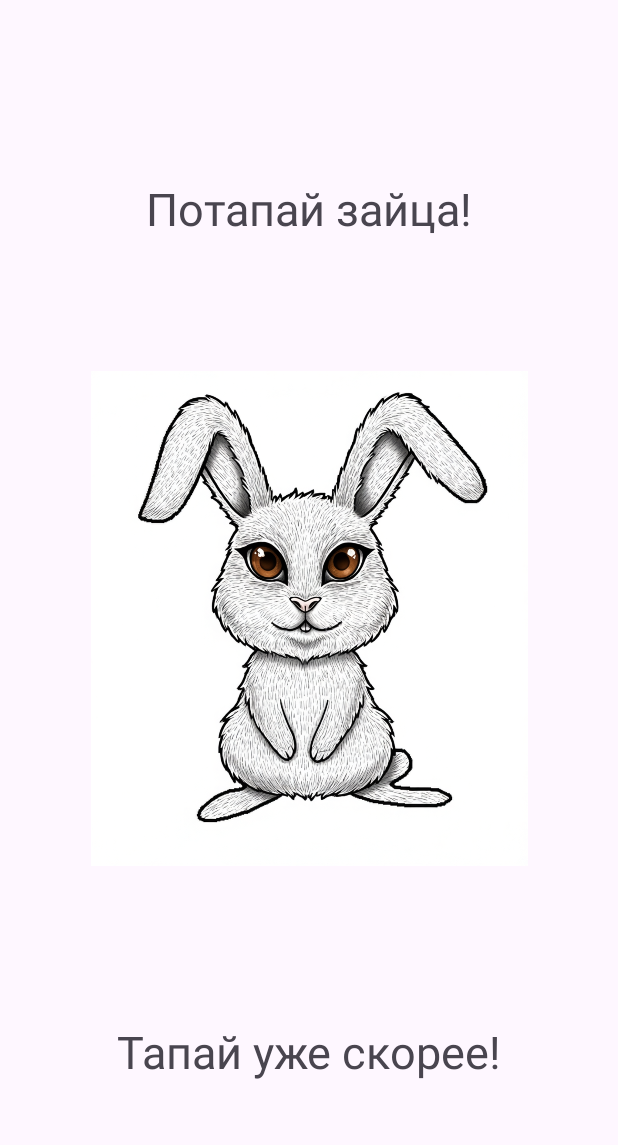
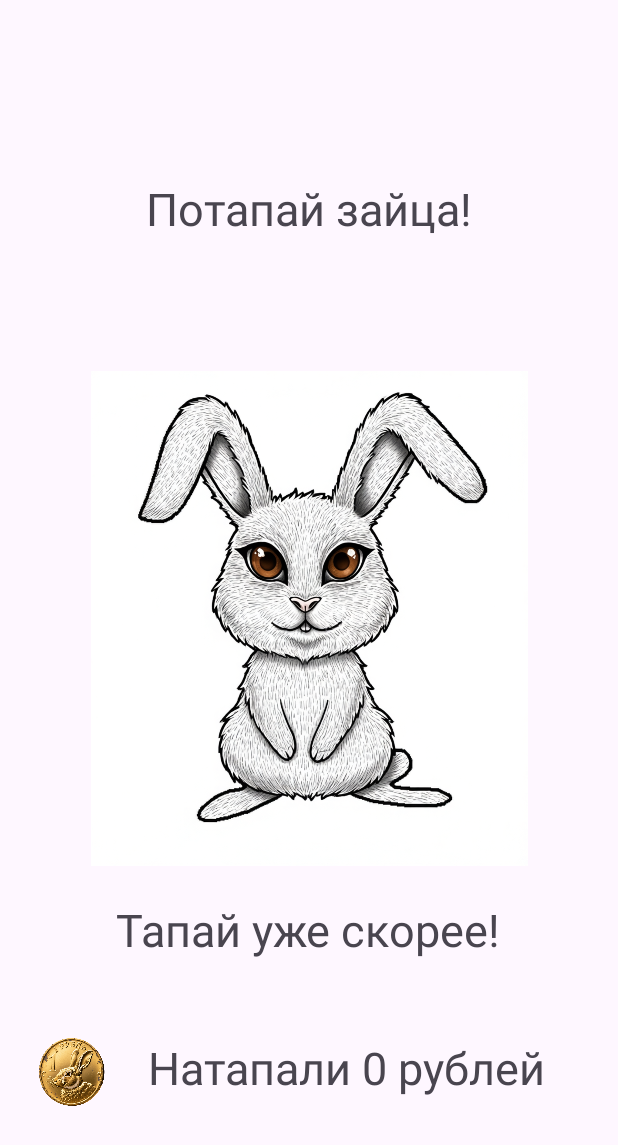
Before and after one commit to Tibedox/TapHare, an Android app: the screen it shows after launch (MainActivity), on a phone screen of 412 x 824 dp. Shown: the top 1145 px of the screen. Run offline under Robolectric (Android 15) with nearby library versions, the phone set to English and light mode, and no system bars.

Commit message:
new layout

```diff
--- a/app/src/main/java/ru/itschool/taphare/MainActivity.java
+++ b/app/src/main/java/ru/itschool/taphare/MainActivity.java
@@ -1,6 +1,5 @@
 package ru.itschool.taphare;
 
-import android.graphics.drawable.Drawable;
 import android.os.Bundle;
 import android.view.View;
 import android.widget.ImageView;
@@ -27,7 +26,7 @@ public class MainActivity extends AppCompatActivity {
             v.setPadding(systemBars.left, systemBars.top, systemBars.right, systemBars.bottom);
             return insets;
         });
-        imgHare = findViewById(R.id.imageView);
+        imgHare = findViewById(R.id.imageHare);
         textTop = findViewById(R.id.textTop);
         textBottom = findViewById(R.id.textBottom);
     }
--- a/app/src/main/res/layout/activity_main.xml
+++ b/app/src/main/res/layout/activity_main.xml
@@ -13,14 +13,14 @@
         android:layout_height="wrap_content"
         android:text="Потапай зайца!"
         android:textSize="30sp"
-        app:layout_constraintBottom_toTopOf="@+id/imageView"
+        app:layout_constraintBottom_toTopOf="@+id/imageHare"
         app:layout_constraintEnd_toEndOf="parent"
         app:layout_constraintStart_toStartOf="parent"
         app:layout_constraintTop_toTopOf="parent"
         app:layout_constraintVertical_bias="0.575" />
 
     <ImageView
-        android:id="@+id/imageView"
+        android:id="@+id/imageHare"
         android:layout_width="330dp"
         android:layout_height="330dp"
         android:onClick="tapHare"
@@ -38,7 +38,34 @@
         android:textSize="30sp"
         app:layout_constraintBottom_toBottomOf="parent"
         app:layout_constraintEnd_toEndOf="parent"
+        app:layout_constraintHorizontal_bias="0.496"
         app:layout_constraintStart_toStartOf="parent"
-        app:layout_constraintTop_toBottomOf="@+id/imageView" />
+        app:layout_constraintTop_toBottomOf="@+id/imageHare"
+        app:layout_constraintVertical_bias="0.106" />
+
+    <TextView
+        android:id="@+id/textView2"
+        android:layout_width="wrap_content"
+        android:layout_height="wrap_content"
+        android:text="Натапали 0 рублей"
+        android:textSize="30sp"
+        app:layout_constraintBottom_toBottomOf="parent"
+        app:layout_constraintEnd_toEndOf="parent"
+        app:layout_constraintHorizontal_bias="0.671"
+        app:layout_constraintStart_toStartOf="parent"
+        app:layout_constraintTop_toBottomOf="@+id/textBottom"
+        app:layout_constraintVertical_bias="0.360" />
+
+    <ImageView
+        android:id="@+id/imageCoin"
+        android:layout_width="60dp"
+        android:layout_height="60dp"
+        app:layout_constraintBottom_toBottomOf="parent"
+        app:layout_constraintEnd_toStartOf="@+id/textView2"
+        app:layout_constraintHorizontal_bias="0.444"
+        app:layout_constraintStart_toStartOf="parent"
+        app:layout_constraintTop_toBottomOf="@+id/textBottom"
+        app:layout_constraintVertical_bias="0.360"
+        app:srcCompat="@drawable/harecoin" />
 
 </androidx.constraintlayout.widget.ConstraintLayout>
```
Also changed, not shown: app/src/main/res/drawable/harecoin.png (added).
